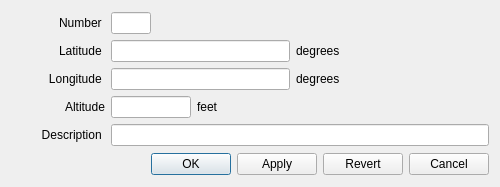
Before: the Qt Designer form ground/src/plugins/opmap/opmap_edit_waypoint_dialog.ui in openpilot/OpenPilot, drawn with Qt 5.
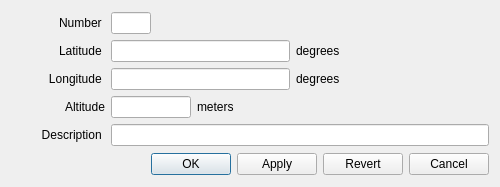
After: the same form once the commit is applied. Icons and pictures are not drawn.

Commit message: Changed altitude/speed units to the standard units prefered for the project (http://www.openpilot.org/Unit_Standards).

Patch:
```diff
--- a/ground/src/plugins/opmap/opmap_edit_waypoint_dialog.ui
+++ b/ground/src/plugins/opmap/opmap_edit_waypoint_dialog.ui
@@ -213,7 +213,7 @@
      <item row="3" column="3">
       <widget class="QLabel" name="label_6">
        <property name="text">
-        <string>feet</string>
+        <string>meters</string>
        </property>
       </widget>
      </item>
```
The commit also changes 1 other file.
